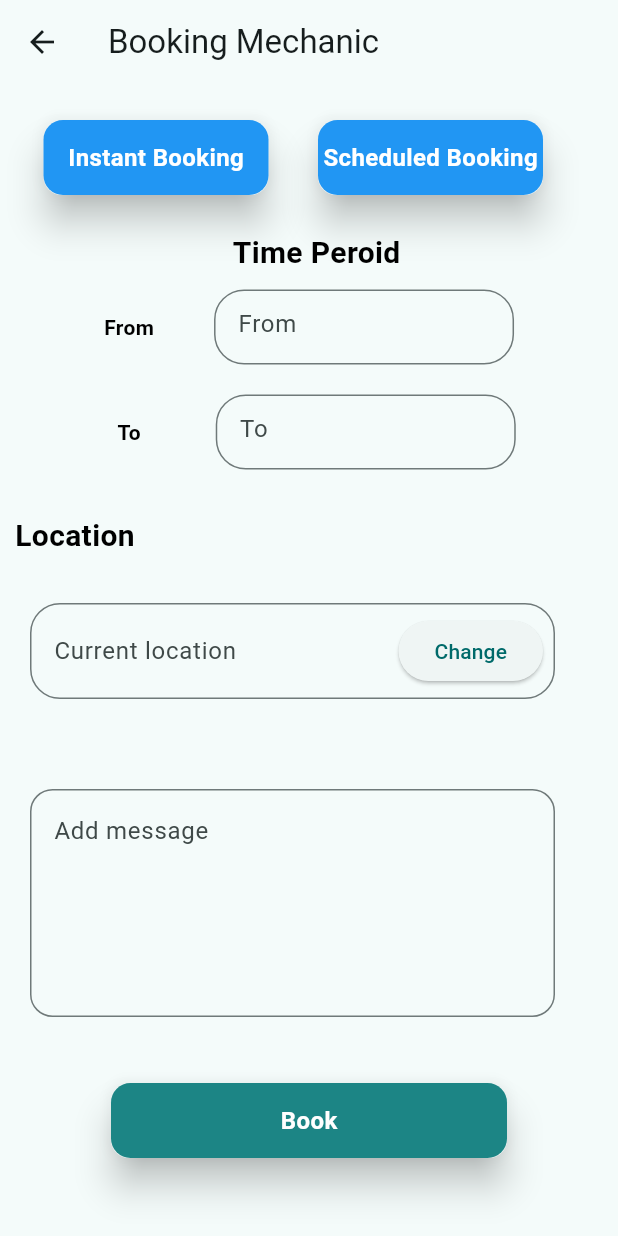
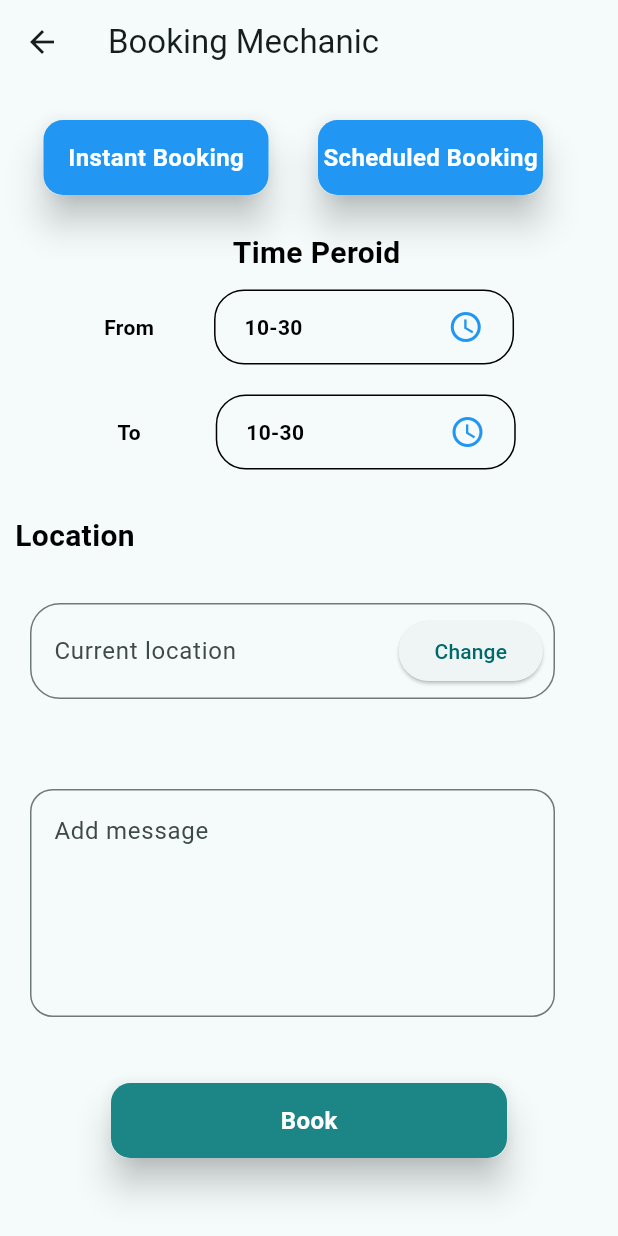
Before and after one commit to Ashfak07/quick-mech, a Flutter app: the BookingPage screen opened directly, after a tap on "Scheduled Booking", on a phone screen of 412 x 824 dp. Run offline on Flutter 3.47's test engine with Material 2 defaults, Android fonts, the phone set to English and light mode, and no system bars; our stand-ins replace animated_text_kit, font_awesome_flutter, geolocator, google_fonts, image_picker and 2 more; missing offline and left inert: dart:ffi, flutter_pannable_rating_bar; network calls fail.

Commit message:
Time picker added in booking page

```diff
--- a/lib/main.dart
+++ b/lib/main.dart
@@ -6,8 +6,8 @@ import 'package:provider/provider.dart';
 import 'package:quickmech/controller/booking_page_controller/booking_page_controller.dart';
 import 'package:quickmech/controller/mechanic_profile_controller/mechanic_profile_controller.dart';
 import 'package:quickmech/utils/database/database_for%20_favourite.dart';
+import 'package:quickmech/view/booking_page/booking_page.dart';
 import 'package:quickmech/view/bottom_navigation_bar/bottom_navigation_bar.dart';
-
 
 void main(List<String> args) {
   runApp(MyApp());
@@ -41,9 +41,7 @@ class MyApp extends StatelessWidget {
       ],
       child: MaterialApp(
         debugShowCheckedModeBanner: false,
-
         home: BottomNavBar(),
-
         theme: ThemeData(
             colorScheme:
                 ColorScheme.fromSeed(seedColor: ColorConstants.bannerColor),
--- a/lib/view/Edit_profile/edit_profile.dart
+++ b/lib/view/Edit_profile/edit_profile.dart
@@ -52,8 +52,8 @@ class _edit_profileState extends State<edit_profile> {
                                 color: Colors.amber,
                                 borderRadius: BorderRadius.circular(20))),
                     Positioned(
-                        bottom: -5,
-                        right: -5,
+                        bottom: -4,
+                        right: -4,
                         child: CircleAvatar(
                           radius: 19,
                           backgroundColor: ColorConstants.primaryWhite,
@@ -172,6 +172,7 @@ class _edit_profileState extends State<edit_profile> {
 
   void showImagePickerOption(BuildContext context) {
     showModalBottomSheet(
+        shape: Border.symmetric(),
         context: context,
         builder: (builder) {
           return SizedBox(
--- a/lib/view/booking_page/booking_page.dart
+++ b/lib/view/booking_page/booking_page.dart
@@ -10,11 +10,18 @@ class BookingPage extends StatefulWidget {
 }
 
 class _BookingPageState extends State<BookingPage> {
+  bool sheduledbooking = false;
 
-  bool sheduledbooking=false;
+  TimeOfDay Fromtime = TimeOfDay(hour: 10, minute: 30);
+  TimeOfDay Totime = TimeOfDay(hour: 10, minute: 30);
 
   @override
   Widget build(BuildContext context) {
+    final hours = Fromtime.hour.toString().padLeft(2, '0');
+    final minutes = Fromtime.minute.toString().padLeft(2, '0');
+    final Fromhours = Totime.hour.toString().padLeft(2, '0');
+    final Tominutes = Totime.minute.toString().padLeft(2, '0');
+
     return Scaffold(
       appBar: AppBar(
         title: Text("Booking Mechanic"),
@@ -27,9 +34,10 @@ class _BookingPageState extends State<BookingPage> {
               padding: const EdgeInsets.only(top: 20, left: 25),
               child: Row(
                 children: [
-                  GestureDetector(onTap: () {
+                  GestureDetector(
+                    onTap: () {
                       setState(() {
-                      sheduledbooking=false;
+                        sheduledbooking = false;
                       });
                     },
                     child: Card(
@@ -55,9 +63,10 @@ class _BookingPageState extends State<BookingPage> {
                   SizedBox(
                     width: 25,
                   ),
-                  GestureDetector(onTap: () {
+                  GestureDetector(
+                    onTap: () {
                       setState(() {
-                      sheduledbooking=true;
+                        sheduledbooking = true;
                       });
                     },
                     child: Card(
@@ -82,8 +91,9 @@ class _BookingPageState extends State<BookingPage> {
                   ),
                 ],
               ),
-            ),sheduledbooking==true?
-            Column(
+            ),
+            sheduledbooking == true
+                ? Column(
                     children: [
                       Padding(
                         padding: const EdgeInsets.only(top: 20, left: 10),
@@ -96,26 +106,51 @@ class _BookingPageState extends State<BookingPage> {
                         mainAxisAlignment: MainAxisAlignment.center,
                         children: [
                           Padding(
-                  padding:
-                      const EdgeInsets.symmetric(horizontal: 20, vertical: 10),
+                            padding: const EdgeInsets.symmetric(
+                                horizontal: 20, vertical: 10),
                             child: Text(
                               "From",
                               style: TextStyleConstants.heading5,
                             ),
                           ),
                           Padding(
-                  padding:
-                      const EdgeInsets.symmetric(horizontal: 20, vertical: 10),
+                            padding: const EdgeInsets.symmetric(
+                                horizontal: 20, vertical: 10),
                             child: SizedBox(
                                 width: 200,
                                 height: 50,
-                    child: TextField(
-                      decoration: InputDecoration(
-                          hintText: "From",
-                          border: OutlineInputBorder(
-                              borderRadius: BorderRadius.circular(20))),
+                                child: Container(
+                                  decoration: BoxDecoration(
+                                      border: Border.all(),
+                                      borderRadius: BorderRadius.circular(20)),
+                                  child: Row(
+                                    mainAxisAlignment:
+                                        MainAxisAlignment.spaceAround,
+                                    children: [
+                                      Text(
+                                          "${Fromtime.hour}-${Fromtime.minute}",
+                                          style: TextStyleConstants.heading5),
+                                      SizedBox(
+                                        width: 20,
                                       ),
+                                      InkWell(
+                                          onTap: () async {
+                                            TimeOfDay? newTime =
+                                                await showTimePicker(
+                                                    context: context,
+                                                    initialTime: Fromtime);
+                                            //if cancel
+                                            if (newTime == null) return;
+                                            //if ok
+                                            setState(() => Fromtime = newTime);
+                                          },
+                                          child: Icon(
+                                            Icons.schedule,
+                                            color: Colors.blue,
+                                          ))
+                                    ],
                                   ),
+                                )),
                           ),
                         ],
                       ),
@@ -123,32 +158,58 @@ class _BookingPageState extends State<BookingPage> {
                         mainAxisAlignment: MainAxisAlignment.center,
                         children: [
                           Padding(
-                  padding:
-                      const EdgeInsets.symmetric(horizontal: 30, vertical: 10),
+                            padding: const EdgeInsets.symmetric(
+                                horizontal: 30, vertical: 10),
                             child: Text(
                               "To",
                               style: TextStyleConstants.heading5,
                             ),
                           ),
                           Padding(
-                  padding:
-                      const EdgeInsets.symmetric(horizontal: 20, vertical: 10),
+                            padding: const EdgeInsets.symmetric(
+                                horizontal: 20, vertical: 10),
                             child: SizedBox(
                                 width: 200,
                                 height: 50,
-                    child: TextField(
-                      decoration: InputDecoration(
-                          hintText: "To",
-                          border: OutlineInputBorder(
-                              borderRadius: BorderRadius.circular(20))),
+                                child: Container(
+                                  decoration: BoxDecoration(
+                                      border: Border.all(),
+                                      borderRadius: BorderRadius.circular(20)),
+                                  child: Row(
+                                    mainAxisAlignment:
+                                        MainAxisAlignment.spaceAround,
+                                    children: [
+                                      Text(
+                                        "${Totime.hour}-${Totime.minute}",
+                                        style: TextStyleConstants.heading5,
                                       ),
+                                      SizedBox(
+                                        width: 20,
                                       ),
+                                      InkWell(
+                                          onTap: () async {
+                                            TimeOfDay? newTime =
+                                                await showTimePicker(
+                                                    context: context,
+                                                    initialTime: Totime);
+                                            //if cancel
+                                            if (newTime == null) return;
+                                            //if ok
+                                            setState(() => Totime = newTime);
+                                          },
+                                          child: Icon(
+                                            Icons.schedule,
+                                            color: Colors.blue,
+                                          ))
+                                    ],
+                                  ),
+                                )),
                           ),
                         ],
                       ),
                     ],
-            ):Container(),
-
+                  )
+                : Container(),
             Padding(
               padding: const EdgeInsets.only(top: 20, left: 10),
               child: Text(
```
Lines whose indentation alone changed are shown as unchanged.
